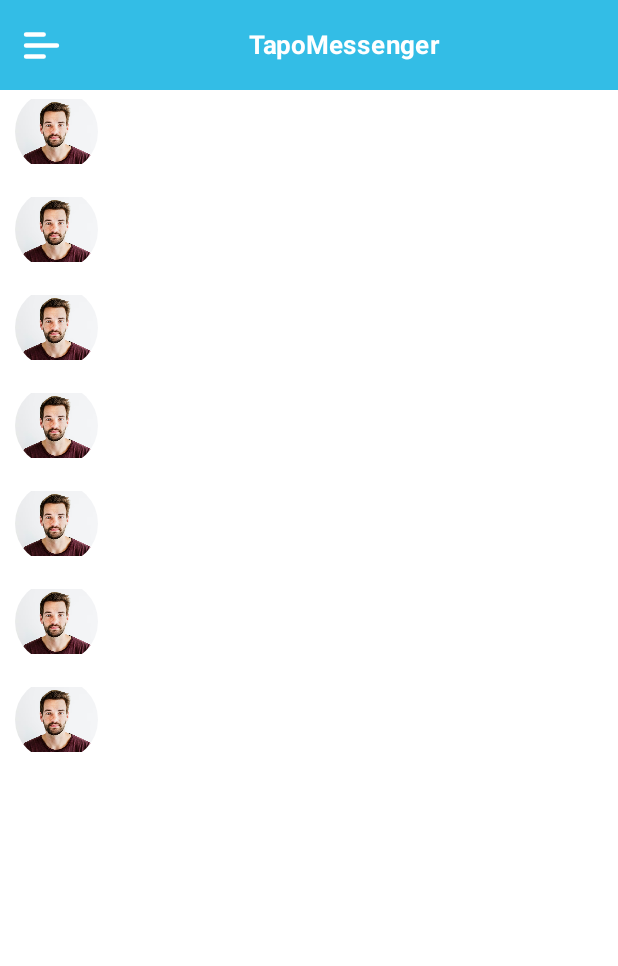
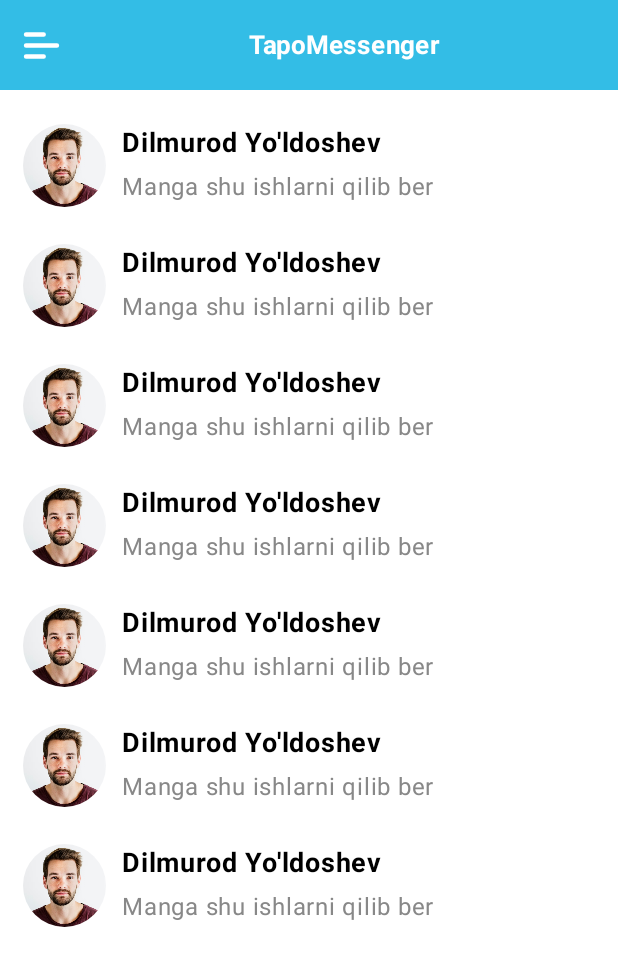
Before and after one commit to Shamsiddin1206/TapoMessenger, an Android app built with Jetpack Compose: the ChatsScreen screen opened through its navigation route, on a phone screen of 412 x 824 dp. Shown: the top 966 px of the screen. Run offline under Robolectric (Android 15) with nearby library versions, the phone set to English and light mode, and no system bars.

Commit message:
Shamsiddin

```diff
--- a/app/build.gradle.kts
+++ b/app/build.gradle.kts
@@ -52,8 +52,9 @@ android {
 
 dependencies {
 
-    implementation("androidx.navigation:navigation-compose:2.7.5")
+    implementation("androidx.navigation:navigation-compose:2.7.6")
     implementation("com.airbnb.android:lottie-compose:4.0.0")
+    implementation ("com.google.code.gson:gson:2.9.0")
 
     implementation("androidx.core:core-ktx:1.12.0")
     implementation("androidx.lifecycle:lifecycle-runtime-ktx:2.6.2")
--- a/app/src/main/java/shamsiddin/project/tapomessenger/screen/ChatsScreen.kt
+++ b/app/src/main/java/shamsiddin/project/tapomessenger/screen/ChatsScreen.kt
@@ -10,6 +10,7 @@ import androidx.compose.foundation.layout.Spacer
 import androidx.compose.foundation.layout.fillMaxSize
 import androidx.compose.foundation.layout.fillMaxWidth
 import androidx.compose.foundation.layout.height
+import androidx.compose.foundation.layout.padding
 import androidx.compose.foundation.layout.size
 import androidx.compose.foundation.layout.width
 import androidx.compose.foundation.lazy.LazyColumn
@@ -22,6 +23,7 @@ import androidx.compose.ui.Alignment
 import androidx.compose.ui.Modifier
 import androidx.compose.ui.draw.clip
 import androidx.compose.ui.graphics.Color
+import androidx.compose.ui.layout.ContentScale
 import androidx.compose.ui.res.painterResource
 import androidx.compose.ui.text.font.FontWeight
 import androidx.compose.ui.text.style.TextAlign
@@ -54,6 +56,7 @@ fun ChatsView(navController: NavController){
             Image(painter = painterResource(id = R.drawable.menu_ic), contentDescription = "", modifier = Modifier.size(35.dp))
             Text(text = "TapoMessenger", color = Color.White, fontSize = 17.sp, modifier = Modifier.fillMaxWidth(), textAlign = TextAlign.Center, fontWeight = FontWeight.Bold)
         }
+        Spacer(modifier = Modifier.height(10.dp))
         val arr = mutableListOf<Int>(R.drawable.personprofile_example,R.drawable.personprofile_example,R.drawable.personprofile_example,R.drawable.personprofile_example,R.drawable.personprofile_example,R.drawable.personprofile_example,R.drawable.personprofile_example)
         LazyColumn(modifier = Modifier){
             items(arr.size){index ->
@@ -70,7 +73,9 @@ fun ChatItem(int: Int){
     Row(
         modifier = Modifier
             .fillMaxWidth()
-            .height(65.dp)
+            .height(80.dp)
+            .padding(5.dp),
+        verticalAlignment = Alignment.CenterVertically
     ) {
         Spacer(modifier = Modifier.width(10.dp))
         Image(
@@ -78,8 +83,15 @@ fun ChatItem(int: Int){
             contentDescription = "",
             modifier = Modifier
                 .size(55.dp)
-                .clip(RoundedCornerShape(50))
+                .clip(RoundedCornerShape(50)),
+            contentScale = ContentScale.Crop
         )
+        Spacer(modifier = Modifier.width(5.dp))
+        Column(verticalArrangement = Arrangement.Center) {
+            Text(text = "Dilmurod Yo'ldoshev", color = Color.Black, fontSize = 18.sp, fontWeight = FontWeight.Bold, modifier = Modifier.fillMaxWidth().padding(5.dp, 0.dp, 20.dp, 0.dp))
+            Spacer(modifier = Modifier.height(5.dp))
+            Text(text = "Manga shu ishlarni qilib ber", color = Color.Gray, modifier = Modifier.fillMaxWidth().padding(5.dp, 0.dp, 20.dp, 0.dp), fontSize = 16.sp, maxLines = 1)
+        }
     }
 }
 
--- a/app/src/main/java/shamsiddin/project/tapomessenger/screen/RegistrationScreen.kt
+++ b/app/src/main/java/shamsiddin/project/tapomessenger/screen/RegistrationScreen.kt
@@ -50,6 +50,7 @@ import shamsiddin.project.tapomessenger.R
 import shamsiddin.project.tapomessenger.model.User
 import shamsiddin.project.tapomessenger.navigation.ScreenType
 import shamsiddin.project.tapomessenger.utils.Firebase
+import shamsiddin.project.tapomessenger.utils.SharedPreferences
 
 @Composable
 fun RegistrationScreen(navController: NavController){
```
Also changed, not shown: app/src/main/java/shamsiddin/project/tapomessenger/screen/SplashScreen.kt (+9 -1 lines), app/src/main/java/shamsiddin/project/tapomessenger/utils/Firebase.kt (+8 -0 lines), app/src/main/java/shamsiddin/project/tapomessenger/utils/SharedPreferences.kt (added, +36 -0 lines).
